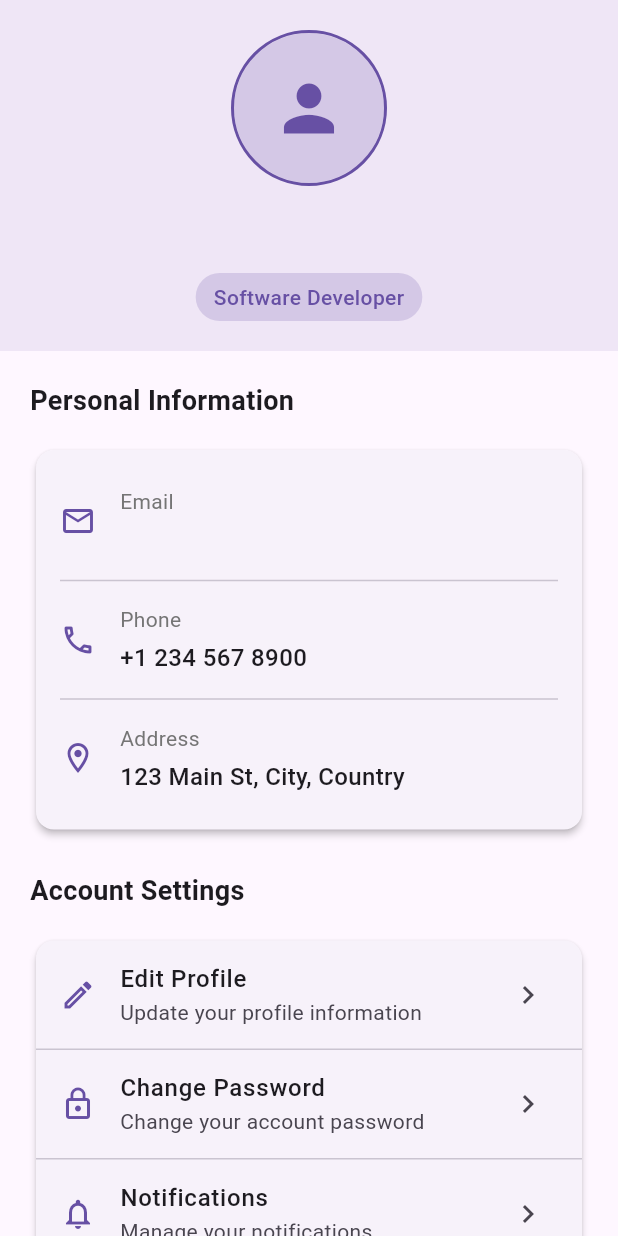
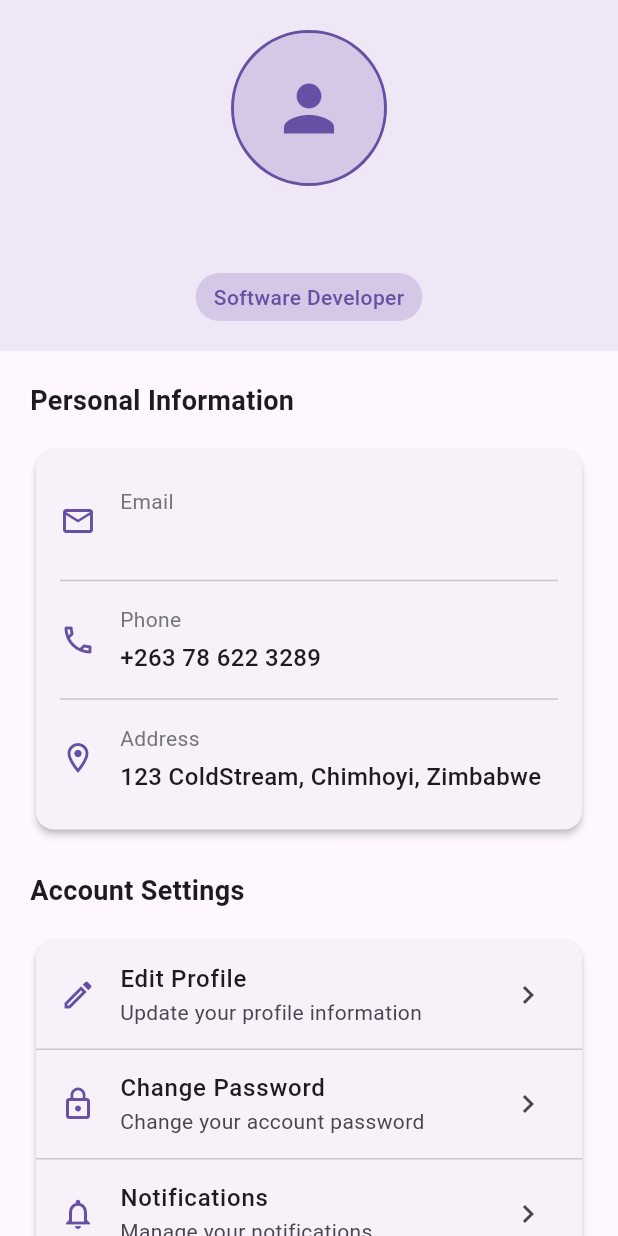
Before and after one commit to TafadzwaMac/simple_app, a Flutter app: the ProfileScreen screen opened directly with empty values, on a phone screen of 412 x 824 dp. Run offline on Flutter 3.47's test engine with Material 3 defaults, Android fonts, the phone set to English and light mode, and no system bars.

Commit message:
update profile_screen.dart

```diff
--- a/lib/screens/profile_screen.dart
+++ b/lib/screens/profile_screen.dart
@@ -93,9 +93,9 @@ class ProfileScreen extends StatelessWidget {
                     _buildProfileCard(context, [
                       _buildProfileItem(context, Icons.email_outlined, 'Email', email),
                       const Divider(),
-                      _buildProfileItem(context, Icons.phone_outlined, 'Phone', '+1 234 567 8900'),
+                      _buildProfileItem(context, Icons.phone_outlined, 'Phone', '+263 78 622 3289'),
                       const Divider(),
-                      _buildProfileItem(context, Icons.location_on_outlined, 'Address', '123 Main St, City, Country'),
+                      _buildProfileItem(context, Icons.location_on_outlined, 'Address', '123 ColdStream, Chimhoyi, Zimbabwe'),
                     ]),
 
                     const SizedBox(height: 24),
```
